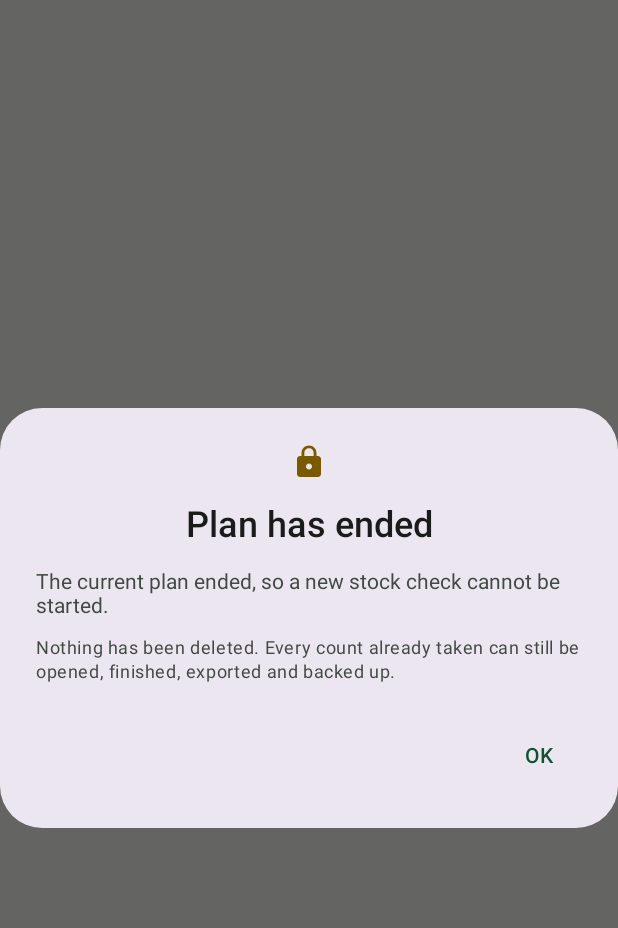
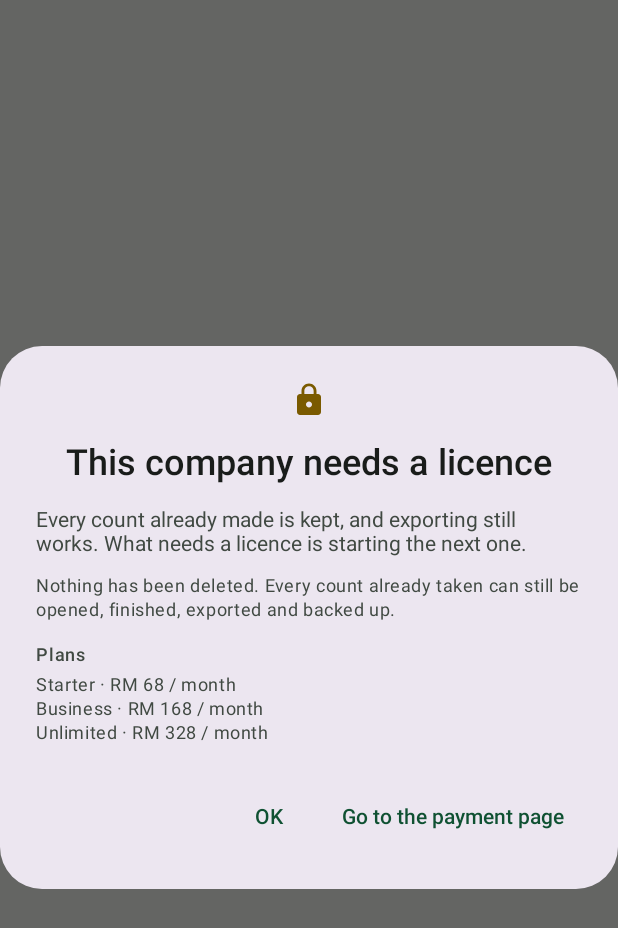
Before and after one commit to profunction/StockCheck-Important-, an Android app built with Jetpack Compose: the composable LicenceBlockedDialog called with empty values, on a phone screen of 412 x 824 dp. Shown: the top 928 px of the screen. Run offline under Robolectric (Android 15) with nearby library versions, the phone set to English and light mode, and no system bars; our stand-ins replace Firebase (no records; nobody signed in at launch, a user with empty details on screens opened directly).

Commit message:
Make a licence required rather than optional
The commercial lever was already in the right place -- a company keeps every
record it has and cannot start the next count -- and the payment side was
already built: Stripe and ToyyibPay webhooks, a CLI that issues trials and
grants, and a rule making /licences writable only by the platform's service
account, so a licence cannot be forged from a device.

One line undid all of it. Both the rule and its mirror in the app read a
missing licence as permission:

    return !exists(licencePath()) || (...)      // rules
    licence?.allowsNewWork(now) ?: true         // app

So any workspace whose licence was never written -- including every workspace
created before the platform was asked for one -- had the paid tier switched
off. Both now read a missing licence as refusal. A company gets its trial the
same way it gets everything else: somebody issues it, with
`licence-cli.mjs trial <code> --days 14`.

The dialog that explains the refusal gains the two things it needed to be
actable. The company code, because it is the one thing they will be asked for
and looking it up otherwise means going through an admin. And a button out to
the payment page, which is deliberately a browser and not a form in here: the
app takes no card details and holds no payment state, so there is nothing
about billing on the device to tamper with.

A workspace that never had a licence is also no longer told its plan "ended".
Being told you lost something you never received is its own kind of wrong.

BUY_URL is a build config field and currently points at example.invalid. It
has to be set to the platform server's address, and that server needs a page
to land on -- /checkout is a POST that takes JSON, not something a browser can
open.

Co-Authored-By: Claude Opus 5 <noreply@anthropic.com>
Claude-Session: https://claude.ai/code/session_01P2AVPrpuCM1wvD21vHRxo5

```diff
--- a/app/src/main/java/com/stockcheck/app/ui/stock/StockHomeScreen.kt
+++ b/app/src/main/java/com/stockcheck/app/ui/stock/StockHomeScreen.kt
@@ -1,5 +1,10 @@
 package com.stockcheck.app.ui.stock
 
+import android.content.ActivityNotFoundException
+import android.content.Intent
+import android.net.Uri
+import androidx.compose.ui.platform.LocalContext
+import com.stockcheck.app.BuildConfig
 import androidx.compose.foundation.clickable
 import androidx.compose.foundation.layout.size
 import androidx.compose.foundation.layout.Arrangement
@@ -140,6 +145,12 @@ class StockHomeViewModel(private val session: Session) : ViewModel() {
             WorkspaceConfig.DEFAULT_ZONES,
         )
 
+    /** The code a customer quotes when they get in touch about paying. */
+    val joinCode: StateFlow<String> = ServiceLocator.users.observeConfig()
+        .map { it?.joinCode.orEmpty() }
+        .catch { emit("") }
+        .stateIn(viewModelScope, SharingStarted.WhileSubscribed(5_000), "")
+
     /** Takes an area off the shortcut row. Counts made in it are untouched. */
     fun forgetZone(zone: String) {
         viewModelScope.launch {
@@ -218,12 +229,14 @@ fun StockHomeScreen(
     var pickedTemplate by remember { mutableStateOf<Template?>(null) }
     val zones by viewModel.zones.collectAsStateWithLifecycle()
     var blocked by remember { mutableStateOf(false) }
+    val joinCode by viewModel.joinCode.collectAsStateWithLifecycle()
 
-    // A licence that has not been written yet is permission, not refusal --
+    // A licence that has not been written yet is refusal, not permission --
     // the same rule the server applies. See licenceAllowsNewWork() in
-    // firestore.rules.
+    // firestore.rules. Reading it the other way made the paid tier optional
+    // for every workspace whose licence was never issued.
     val now = System.currentTimeMillis()
-    val mayStart = licence?.allowsNewWork(now) ?: true
+    val mayStart = licence?.allowsNewWork(now) == true
 
     // Anything not yet reviewed is still "on the floor" and belongs here; the
     // finished ones live on the History tab.
@@ -310,6 +323,7 @@ fun StockHomeScreen(
     if (blocked) {
         LicenceBlockedDialog(
             licence = licence,
+            joinCode = joinCode,
             onDismiss = { blocked = false },
         )
     }
@@ -545,21 +559,41 @@ private fun LicenceBanner(licence: Licence, now: Long) {
  * and an argument.
  */
 @Composable
-private fun LicenceBlockedDialog(licence: Licence?, onDismiss: () -> Unit) {
+private fun LicenceBlockedDialog(
+    licence: Licence?,
+    joinCode: String,
+    onDismiss: () -> Unit,
+) {
+    val context = LocalContext.current
+    var noBrowser by remember { mutableStateOf(false) }
     val suspended = licence?.statusEnum == LicenceStatus.SUSPENDED
+    // Nothing issued at all reads differently from something that ran out: a
+    // company told its plan "ended" when it never had one is being told it
+    // lost something it never received.
+    val neverIssued = licence == null
     AlertDialog(
         onDismissRequest = onDismiss,
         icon = { Icon(Icons.Filled.Lock, contentDescription = null) },
-        title = { Text(if (suspended) "Access suspended" else "Plan has ended") },
+        title = {
+            Text(
+                when {
+                    neverIssued -> stringResource(R.string.paywall_title)
+                    suspended -> "Access suspended"
+                    else -> stringResource(R.string.paywall_trial_over)
+                },
+            )
+        },
         text = {
             Column {
                 Text(
-                    if (suspended) {
-                        "New stock checks are paused while this company's access is " +
-                            "suspended."
-                    } else {
-                        "The ${licence?.planEnum?.label ?: "current"} plan ended, so a " +
-                            "new stock check cannot be started."
+                    when {
+                        neverIssued -> stringResource(R.string.paywall_body)
+                        suspended ->
+                            "New stock checks are paused while this company's access " +
+                                "is suspended."
+                        else ->
+                            "The ${licence?.planEnum?.label ?: "current"} plan ended, " +
+                                "so a new stock check cannot be started."
                     },
                 )
                 Spacer(Modifier.height(12.dp))
@@ -568,6 +602,41 @@ private fun LicenceBlockedDialog(licence: Licence?, onDismiss: () -> Unit) {
                         "opened, finished, exported and backed up.",
                     style = MaterialTheme.typography.bodySmall,
                 )
+
+                if (joinCode.isNotBlank()) {
+                    Spacer(Modifier.height(12.dp))
+                    Text(
+                        // The one thing they will be asked for. Putting it on
+                        // the screen that refuses them saves a round trip
+                        // through an admin who has to go and look it up.
+                        text = stringResource(R.string.paywall_quote_code, joinCode),
+                        style = MaterialTheme.typography.bodyMedium,
+                    )
+                }
+
+                Spacer(Modifier.height(14.dp))
+                Text(
+                    text = stringResource(R.string.paywall_plans),
+                    style = MaterialTheme.typography.labelMedium,
+                )
+                Spacer(Modifier.height(4.dp))
+                Plan.entries.filter { it != Plan.TRIAL }.forEach { plan ->
+                    Text(
+                        text = "${plan.label} · " +
+                            stringResource(R.string.paywall_per_month, plan.monthlySen / 100),
+                        style = MaterialTheme.typography.bodySmall,
+                        color = MaterialTheme.colorScheme.onSurfaceVariant,
+                    )
+                }
+
+                if (noBrowser) {
+                    Spacer(Modifier.height(10.dp))
+                    Text(
+                        text = stringResource(R.string.paywall_no_browser),
+                        style = MaterialTheme.typography.labelSmall,
+                        color = MaterialTheme.colorScheme.error,
+                    )
+                }
                 licence?.contactEmail?.takeIf { it.isNotBlank() }?.let { email ->
                     Spacer(Modifier.height(10.dp))
                     Text(
@@ -577,7 +646,31 @@ private fun LicenceBlockedDialog(licence: Licence?, onDismiss: () -> Unit) {
                 }
             }
         },
-        confirmButton = { TextButton(onClick = onDismiss) { Text(stringResource(R.string.ok)) } },
+        confirmButton = {
+            TextButton(
+                onClick = {
+                    // Out to a browser, never a form in here. The app takes no
+                    // card details and holds no payment state, so there is
+                    // nothing about billing on the device to forge -- and the
+                    // licence it results in is written by the platform's
+                    // service account, which the rules are the only reader of.
+                    val url = BuildConfig.BUY_URL +
+                        if (joinCode.isBlank()) "" else "?company=$joinCode"
+                    try {
+                        context.startActivity(
+                            Intent(Intent.ACTION_VIEW, Uri.parse(url))
+                                .addFlags(Intent.FLAG_ACTIVITY_NEW_TASK),
+                        )
+                        noBrowser = false
+                    } catch (missing: ActivityNotFoundException) {
+                        noBrowser = true
+                    }
+                },
+            ) { Text(stringResource(R.string.paywall_buy)) }
+        },
+        dismissButton = {
+            TextButton(onClick = onDismiss) { Text(stringResource(R.string.ok)) }
+        },
     )
 }
 
--- a/app/src/main/res/values/strings.xml
+++ b/app/src/main/res/values/strings.xml
@@ -69,4 +69,14 @@
     <string name="sign_out">Sign out</string>
     <string name="delete_my_account">Delete my account</string>
     <string name="your_password">Your password</string>
+    <string name="paywall_title">This company needs a licence</string>
+    <string name="paywall_trial_over">The trial has ended</string>
+    <string name="paywall_body">Every count already made is kept, and exporting still works. What needs a licence is starting the next one.</string>
+    <string name="paywall_quote_code">Quote this company code: %1$s</string>
+    <string name="paywall_buy">Go to the payment page</string>
+    <string name="paywall_plans">Plans</string>
+    <string name="paywall_seats">%1$d accounts</string>
+    <string name="paywall_per_month">RM %1$d / month</string>
+    <string name="paywall_per_year">RM %1$d / year</string>
+    <string name="paywall_no_browser">No app on this phone can open that page.</string>
 </resources>
```
Also changed, not shown: app/build.gradle.kts (+7 -0 lines), 3 other files.
